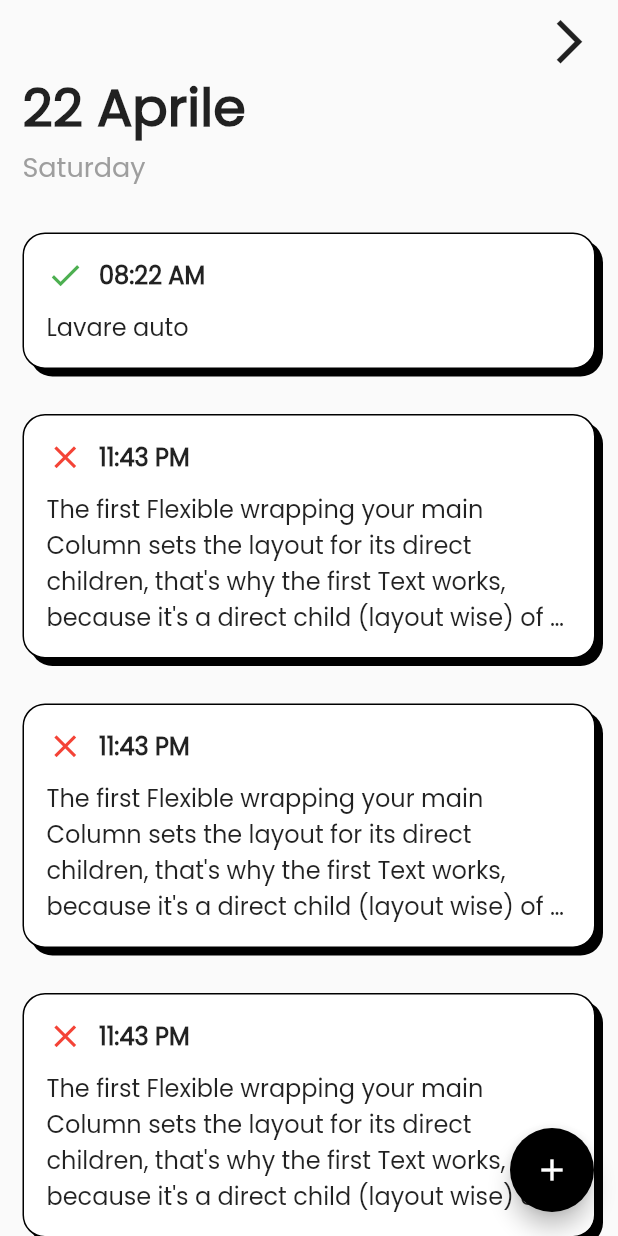
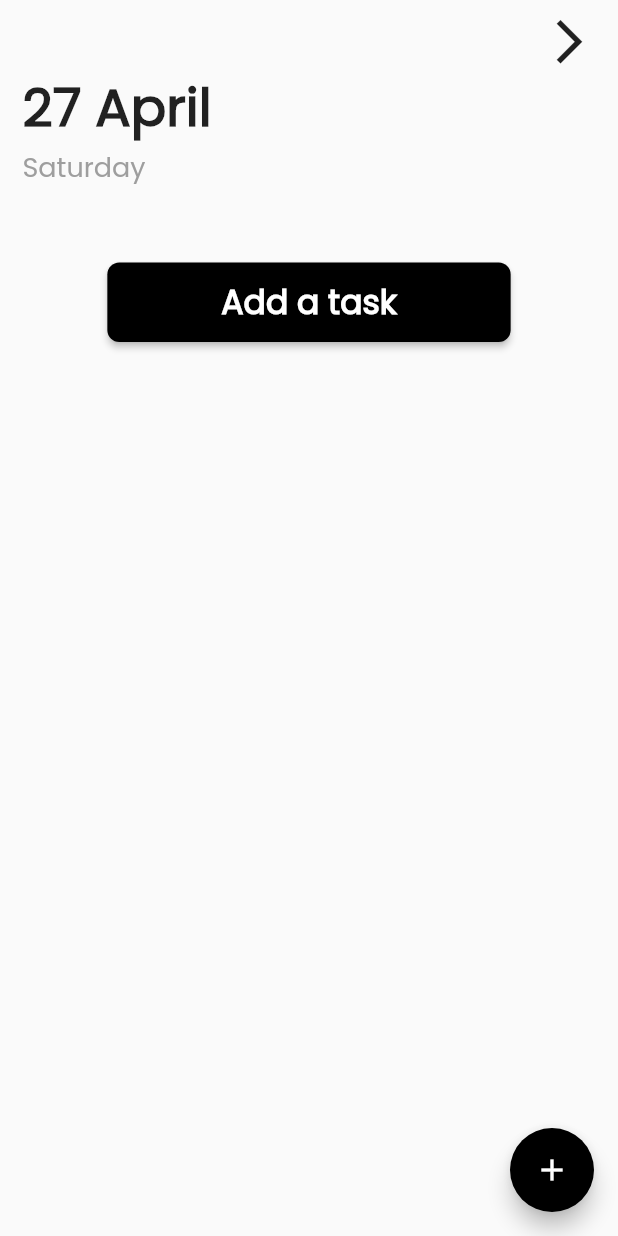
Before and after one commit to txnello/daily-planner, a Flutter app: the screen it shows after launch, on a phone screen of 412 x 824 dp. Run offline on Flutter 3.47's test engine with Material 2 defaults, Android fonts, the phone set to English and light mode, and no system bars; our stand-ins replace sqflite; accounts and stored records are empty.

Commit message:
Implemented many things thanks god this is a private repo

```diff
--- a/dailyplanner/lib/screens/plan.dart
+++ b/dailyplanner/lib/screens/plan.dart
@@ -1,10 +1,12 @@
 // ignore_for_file: prefer_const_constructors, prefer_const_literals_to_create_immutables, sort_child_properties_last
 
 import 'package:dailyplanner/screens/addTask.dart';
-import 'package:dailyplanner/screens/tomorrow-plan.dart';
+import 'package:dailyplanner/utils/database-helper.dart';
+import 'package:dailyplanner/utils/utils.dart';
 import 'package:dailyplanner/widgets/custom-checkbox.dart';
 import 'package:dailyplanner/widgets/custom-date.dart';
 import 'package:flutter/material.dart';
+import 'package:intl/intl.dart';
 
 class Plan extends StatefulWidget {
   const Plan({super.key});
@@ -14,15 +16,76 @@ class Plan extends StatefulWidget {
 }
 
 class _PlanState extends State<Plan> {
-  List<bool> checkedStatus = [true, false, false, false];
+  List<bool> checkedStatus = [];
+  List<dynamic> todayTasks = [];
+  String date = "";
+  String day = "";
+  bool pageLoading = true;
+  int daysToAdd = 0;
+  DateTime focusDate = DateTime.now();
 
-  _deletePopup() {
+  @override
+  void initState() {
+    super.initState();
+
+    refreshPage();
+  }
+
+  refreshPage() {
+    refreshDate();
+    initDB();
+    initDate();
+  }
+
+  initDB() async {
+    setState(() {
+      pageLoading = true;
+      checkedStatus = [];
+    });
+
+    // init db
+    await DatabaseHelper.instance.initDB();
+
+    // get tasks
+    String formattedDate = DateFormat('yyyy-MM-dd').format(focusDate);
+    todayTasks = await DatabaseHelper.instance.getAllTasks(formattedDate);
+
+    // keep trace of the check statuses
+    for (var row in todayTasks) {
+      checkedStatus.add(row["checked"] == 1);
+    }
+
+    setState(() {
+      pageLoading = false;
+    });
+  }
+
+  refreshDate() {
+    if (daysToAdd == 0) {
+      setState(() {
+        focusDate = DateTime.now();
+      });
+    } else {
+      setState(() {
+        focusDate = DateTime(DateTime.now().year, DateTime.now().month, DateTime.now().day + 1);
+      });
+    }
+  }
+
+  initDate() {
+    setState(() {
+      date = focusDate.day.toString() + " " + Utils().getMonth(focusDate.month);
+      day = Utils().getWeekday(focusDate.weekday);
+    });
+  }
+
+  _deletePopup(int id) {
     showDialog(
       context: context,
       builder: (BuildContext context) {
         return AlertDialog(
-          title: Text('Conferma'),
-          content: Text('Sei sicuro di voler procedere?'),
+          title: Text('Deletion of the task'),
+          content: Text('Are you sure you want to delete this task?'),
           actions: [
             TextButton(
               onPressed: () {
@@ -32,42 +95,97 @@ class _PlanState extends State<Plan> {
             ),
             TextButton(
               onPressed: () {
-                Navigator.of(context).pop('Sì');
+                Navigator.of(context).pop('Yes');
               },
-              child: Text('Sì'),
+              child: Text('Yes'),
             ),
           ],
         );
       },
-    ).then((value) {
-      // Gestisci la risposta dopo la chiusura del popup
-      if (value == 'Sì') {
-        print('Hai scelto Sì');
-      } else if (value == 'No') {
-        print('Hai scelto No');
+    ).then((value) async {
+      if (value == 'Yes') {
+        await DatabaseHelper.instance.deleteTask(id);
+        refreshPage();
+      } else if (value == 'No') {}
+    });
   }
+
+  _addTask() {
+    Navigator.push(
+      context,
+      PageRouteBuilder(
+        pageBuilder: (context, animation1, animation2) => AddTask(daysToAdd: daysToAdd),
+        transitionDuration: Duration.zero,
+        reverseTransitionDuration: Duration.zero,
+      ),
+    ).then((value) => refreshPage());
+  }
+
+  List<Widget> _getTasks() {
+    List<Widget> tasks = [];
+
+    for (int i = 0; i < todayTasks.length; i++) {
+      tasks.add(GestureDetector(
+          onTap: () async {
+            setState(() {
+              checkedStatus[i] = !checkedStatus[i];
             });
+
+            await DatabaseHelper.instance.checkTask(todayTasks[i]["id"], checkedStatus[i]);
+          },
+          onLongPress: () {
+            _deletePopup(todayTasks[i]["id"]);
+          },
+          child: CustomCheckBox(
+            time: todayTasks[i]["time"],
+            task: todayTasks[i]["task"],
+            cheked: checkedStatus[i],
+          )));
+    }
+
+    if (tasks.isEmpty) {
+      tasks = [
+        Padding(
+          padding: const EdgeInsets.only(top: 50),
+          child: Center(
+            child: ElevatedButton(
+              onPressed: () => _addTask(),
+              child: Padding(
+                padding: const EdgeInsets.symmetric(vertical: 10, horizontal: 60),
+                child: Text(
+                  "Add a task",
+                  style: TextStyle(fontSize: 22, fontWeight: FontWeight.bold, color: Colors.white),
+                ),
+              ),
+              style: ElevatedButton.styleFrom(
+                primary: Colors.black,
+                shape: RoundedRectangleBorder(
+                  borderRadius: BorderRadius.circular(8.0),
+                ),
+              ),
+            ),
+          ),
+        )
+      ];
+    }
+
+    return tasks;
   }
 
   @override
   Widget build(BuildContext context) {
-    return Scaffold(
+    return RefreshIndicator(
+      onRefresh: () async {
+        refreshPage();
+      },
+      child: Scaffold(
         appBar: AppBar(
           elevation: 0,
           backgroundColor: Colors.transparent,
           toolbarHeight: 0,
         ),
         floatingActionButton: FloatingActionButton(
-        onPressed: () {
-          Navigator.push(
-            context,
-            PageRouteBuilder(
-              pageBuilder: (context, animation1, animation2) => AddTask(),
-              transitionDuration: Duration.zero,
-              reverseTransitionDuration: Duration.zero,
-            ),
-          );
-        },
+          onPressed: () => _addTask(),
           child: Icon(
             Icons.add,
             color: Colors.white,
@@ -87,64 +205,53 @@ class _PlanState extends State<Plan> {
                   ),
 
                   Row(
-                  mainAxisAlignment: MainAxisAlignment.end,
+                    mainAxisAlignment: MainAxisAlignment.spaceBetween,
                     children: [
-                    GestureDetector(
+                      daysToAdd == 1
+                          ? GestureDetector(
                               onTap: () {
-                        Navigator.push(
-                          context,
-                          PageRouteBuilder(
-                            pageBuilder: (context, animation1, animation2) => TomorrowPlan(),
-                            transitionDuration: Duration.zero,
-                            reverseTransitionDuration: Duration.zero,
+                                setState(() {
+                                  daysToAdd = 0;
+                                });
+
+                                refreshPage();
+                              },
+                              child: Icon(
+                                Icons.arrow_back_ios,
+                                size: 35,
                               ),
-                        );
+                            )
+                          : SizedBox(),
+                      daysToAdd == 0
+                          ? GestureDetector(
+                              onTap: () {
+                                setState(() {
+                                  daysToAdd = 1;
+                                });
+
+                                refreshPage();
                               },
                               child: Icon(
                                 Icons.arrow_forward_ios,
                                 size: 35,
                               ),
                             )
+                          : SizedBox(),
                     ],
                   ),
 
                   // date
-                CustomDate(date: "22 Aprile", day: "Saturday"),
+                  CustomDate(date: date, day: day),
 
-                GestureDetector(
-                    onTap: () {
-                      setState(() {
-                        checkedStatus[0] = !checkedStatus[0];
-                      });
-                    },
-                    onLongPress: () {
-                      _deletePopup();
-                    },
-                    child: CustomCheckBox(
-                      time: "08:22 AM",
-                      task: "Lavare auto",
-                      cheked: checkedStatus[0],
-                    )),
-
-                CustomCheckBox(
-                  time: "11:43 PM",
-                  task:
-                      "The first Flexible wrapping your main Column sets the layout for its direct children, that's why the first Text works, because it's a direct child (layout wise) of the Column. But then you add a Row which sets its own children's layout, and the overflow won't work because it doesn't has any width constraint, by wrapping that Text in a Flexible you tell it to grab all the space it can up to its parent width, and apply whatever TextOverflow you need, ellipsis in this case.",
-                  cheked: checkedStatus[1],
-                ),
-
-                CustomCheckBox(
-                  time: "11:43 PM",
-                  task:
-                      "The first Flexible wrapping your main Column sets the layout for its direct children, that's why the first Text works, because it's a direct child (layout wise) of the Column. But then you add a Row which sets its own children's layout, and the overflow won't work because it doesn't has any width constraint, by wrapping that Text in a Flexible you tell it to grab all the space it can up to its parent width, and apply whatever TextOverflow you need, ellipsis in this case.",
-                  cheked: checkedStatus[2],
-                ),
-
-                CustomCheckBox(
-                  time: "11:43 PM",
-                  task:
-                      "The first Flexible wrapping your main Column sets the layout for its direct children, that's why the first Text works, because it's a direct child (layout wise) of the Column. But then you add a Row which sets its own children's layout, and the overflow won't work because it doesn't has any width constraint, by wrapping that Text in a Flexible you tell it to grab all the space it can up to its parent width, and apply whatever TextOverflow you need, ellipsis in this case.",
-                  cheked: checkedStatus[3],
+                  pageLoading
+                      ? Padding(
+                          padding: const EdgeInsets.only(top: 50),
+                          child: Center(
+                              child: CircularProgressIndicator(
+                            color: Colors.black,
+                          )))
+                      : Column(
+                          children: _getTasks(),
                         ),
 
                   SizedBox(height: 85)
@@ -153,6 +260,7 @@ class _PlanState extends State<Plan> {
             ),
           ],
         ),
+      ),
     );
   }
 }
--- /dev/null
+++ b/dailyplanner/lib/utils/database-helper.dart
@@ -0,0 +1,56 @@
+import 'dart:async';
+import 'package:intl/intl.dart';
+import 'package:sqflite/sqflite.dart';
+
+class DatabaseHelper {
+  static final DatabaseHelper instance = DatabaseHelper._internal();
+  var _db = null;
+
+  DatabaseHelper._internal();
+
+  Future<bool> tableExists(String tableName) async {
+    Database db = await instance.db;
+    var result = await db.query('sqlite_master', where: 'name = ?', whereArgs: [tableName]);
+    return result.isNotEmpty;
+  }
+
+  initDB() async {
+    if (_db == null) {
+      _db = await openDatabase('tasksDatabase.db');
+
+      if (await tableExists("tasks") == false) {
+        Database db = await instance.db;
+        await db.execute('CREATE TABLE tasks (id INTEGER PRIMARY KEY AUTOINCREMENT, task TEXT, date TEXT, time TEXT, active BOOLEAN, checked BOOLEAN)');
+      }
+    }
+  }
+
+  Future<Database> get db async {
+    if (_db == null) {
+      await initDB();
+    }
+    return _db;
+  }
+
+  Future<int> insertTask(String task, String date, String time) async {
+    Database db = await instance.db;
+    var id = await db.insert('tasks', {'task': task, 'date': date, 'time': time, 'active': true, 'checked': false});
+    return id;
+  }
+
+  Future<List<Map<String, dynamic>>> getAllTasks(String date) async {
+    Database db = await instance.db;
+    var tasks = await db.query('tasks', where: 'active = ? AND date = ?', whereArgs: [true, date], orderBy: 'time');
+    return tasks;
+  }
+
+  Future<void> deleteTask(int id) async {
+    Database db = await instance.db;
+    await db.update('tasks', {'active': false}, where: 'id = ?', whereArgs: [id]);
+  }
+
+  Future<void> checkTask(int id, bool status) async {
+    Database db = await instance.db;
+    await db.update('tasks', {'checked': status}, where: 'id = ?', whereArgs: [id]);
+  }
+}
--- /dev/null
+++ b/dailyplanner/lib/utils/utils.dart
@@ -0,0 +1,76 @@
+class Utils {
+  String getMonth(int monthNumber) {
+    String month = "";
+
+    switch (monthNumber) {
+      case 1:
+        month = "January";
+        break;
+      case 2:
+        month = "February";
+        break;
+      case 3:
+        month = "March";
+        break;
+      case 4:
+        month = "April";
+        break;
+      case 5:
+        month = "May";
+        break;
+      case 6:
+        month = "June";
+        break;
+      case 7:
+        month = "July";
+        break;
+      case 8:
+        month = "August";
+        break;
+      case 9:
+        month = "September";
+        break;
+      case 10:
+        month = "October";
+        break;
+      case 11:
+        month = "November";
+        break;
+      case 12:
+        month = "December";
+        break;
+    }
+
+    return month;
+  }
+
+  String getWeekday(int weekday) {
+    String day = "";
+
+    switch (weekday) {
+      case 1:
+        day = "Monday";
+        break;
+      case 2:
+        day = "Tuesday";
+        break;
+      case 3:
+        day = "Wednesday";
+        break;
+      case 4:
+        day = "Thursday";
+        break;
+      case 5:
+        day = "Friday";
+        break;
+      case 6:
+        day = "Saturday";
+        break;
+      case 7:
+        day = "Sunday";
+        break;
+    }
+
+    return day;
+  }
+}
--- a/dailyplanner/pubspec.yaml
+++ b/dailyplanner/pubspec.yaml
@@ -13,6 +13,7 @@ dependencies:
 
   cupertino_icons: ^1.0.2
   intl: ^0.18.1
+  sqflite: ^2.2.8+4
 
 dev_dependencies:
   flutter_test:
```
Also changed, not shown: dailyplanner/lib/screens/addTask.dart (+57 -16 lines), dailyplanner/lib/screens/tomorrow-plan.dart (deleted, +0 -106 lines), dailyplanner/pubspec.lock, 1 other file. Lines whose indentation alone changed are shown as unchanged.
